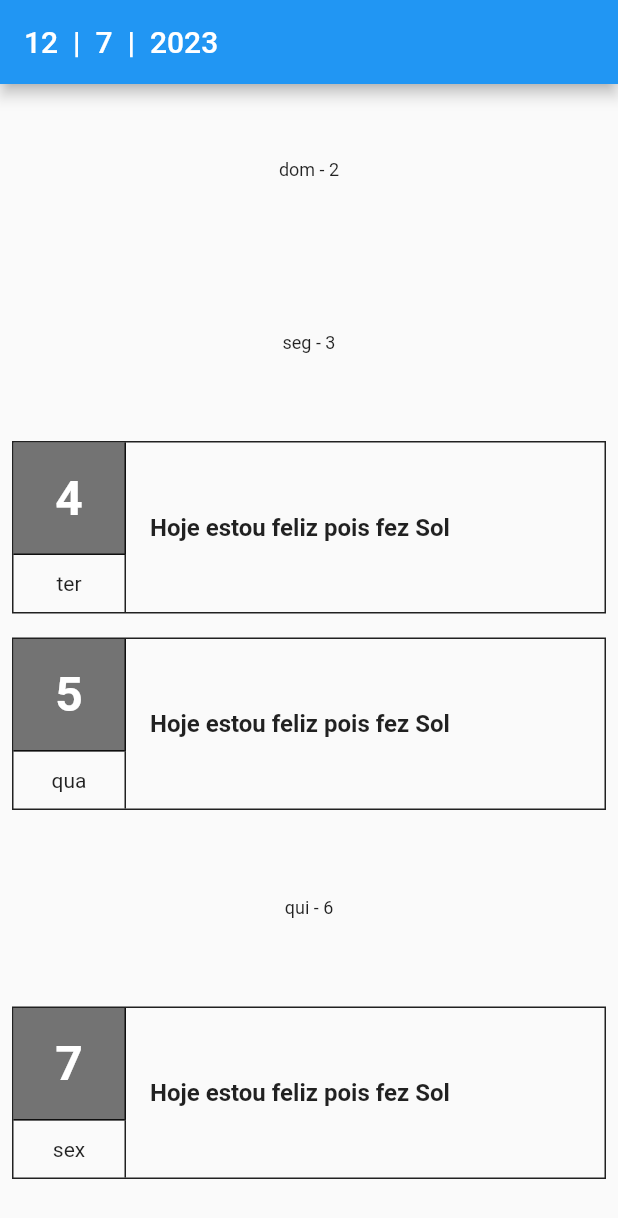
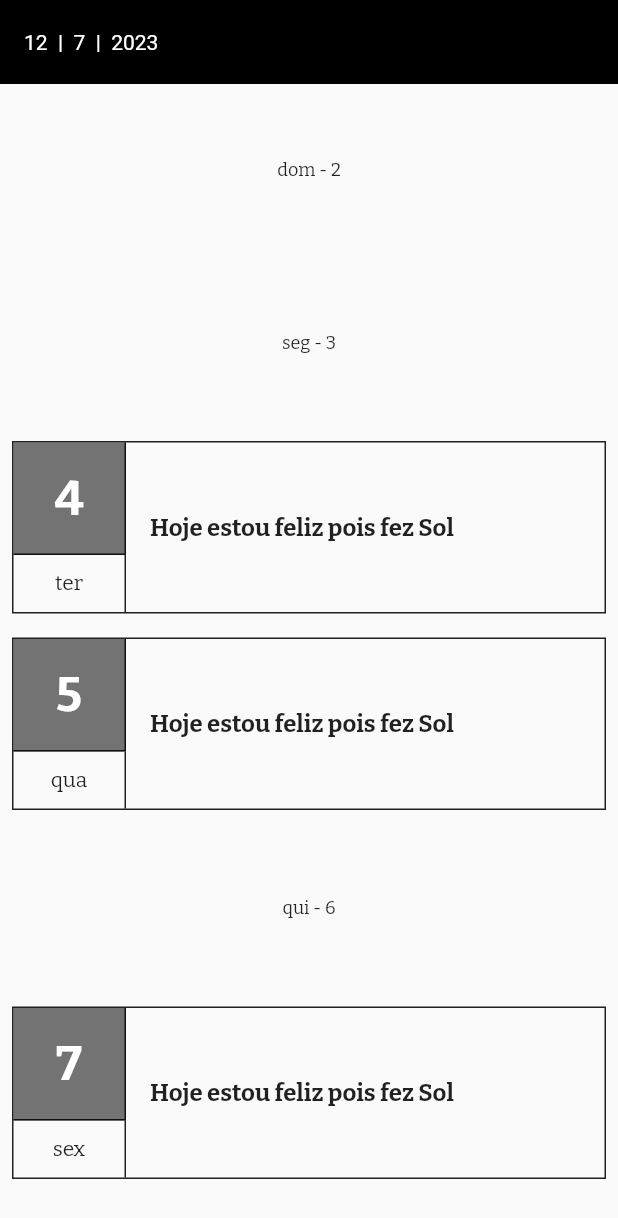
Before and after one commit to jvitorthomaz/Flutter-Project-Simple-Journal, a Flutter app: the screen it shows after launch, on a phone screen of 412 x 824 dp. Shown: the top 1218 px of the screen. Run offline on Flutter 3.47's test engine with Material 2 defaults, Android fonts, the phone set to English and light mode, and no system bars; our stand-ins replace google_fonts.

Commit message:
feature: ajuste tema, fontes e cores do app

```diff
--- a/flutter_simple_journal/lib/main.dart
+++ b/flutter_simple_journal/lib/main.dart
@@ -1,4 +1,5 @@
 import 'package:flutter/material.dart';
+import 'package:google_fonts/google_fonts.dart';
 import 'screens/home_screen/home_screen.dart';
 
 void main() {
@@ -12,6 +13,15 @@ class MyApp extends StatelessWidget {
     return MaterialApp(
       title: 'Simple Journal',
       debugShowCheckedModeBanner: false,
+      theme: ThemeData(
+        primarySwatch: Colors.grey,
+        appBarTheme: const AppBarTheme(
+          elevation: 0,
+          backgroundColor: Colors.black,
+          titleTextStyle: TextStyle(color: Colors.white)
+        ),
+        textTheme: GoogleFonts.bitterTextTheme(),
+      ),
       darkTheme: ThemeData.dark(),
       themeMode: ThemeMode.light,
       initialRoute: "home",
--- a/flutter_simple_journal/pubspec.yaml
+++ b/flutter_simple_journal/pubspec.yaml
@@ -14,6 +14,7 @@ dependencies:
 
   cupertino_icons: ^1.0.2
   uuid: ^3.0.6
+  google_fonts: ^4.0.4
 
 dev_dependencies:
   flutter_test:
```
Also changed, not shown: flutter_simple_journal/pubspec.lock, 7 other files.
